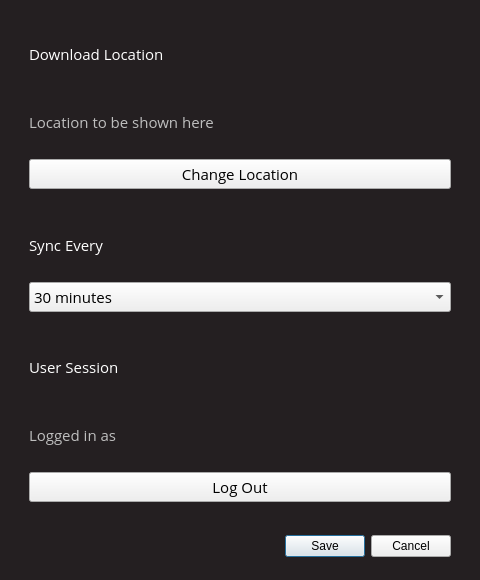
Before: the Qt Designer form blackboard_sync/qt/SettingsWindow.ui in sanjacob/BlackboardSync, drawn with Qt 5.
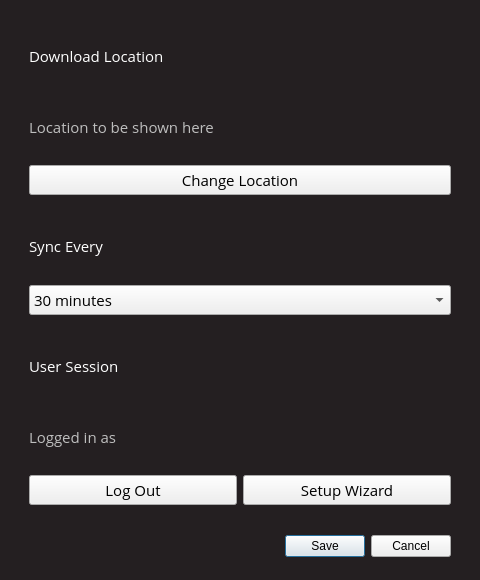
After: the same form once the commit is applied. Icons and pictures are not drawn.

Commit message: Add options to redo setup wizard and fix bug with log out

What changed in the file:
```diff
--- a/blackboard_sync/qt/SettingsWindow.ui
+++ b/blackboard_sync/qt/SettingsWindow.ui
@@ -125,7 +125,7 @@
        <property name="sizeHint" stdset="0">
         <size>
          <width>0</width>
-         <height>18</height>
+         <height>12</height>
         </size>
        </property>
       </spacer>
@@ -182,7 +182,7 @@
        <property name="sizeHint" stdset="0">
         <size>
          <width>0</width>
-         <height>18</height>
+         <height>12</height>
         </size>
        </property>
       </spacer>
@@ -217,6 +217,8 @@
       </widget>
      </item>
      <item>
+      <layout class="QHBoxLayout" name="horizontalLayout_2">
+       <item>
       <widget class="QPushButton" name="log_out_button">
        <property name="font">
         <font>
@@ -230,6 +232,21 @@
       </widget>
      </item>
      <item>
+        <widget class="QPushButton" name="setup_button">
+         <property name="font">
+          <font>
+           <family>Open Sans</family>
+           <pointsize>11</pointsize>
+          </font>
+         </property>
+         <property name="text">
+          <string>Setup Wizard</string>
+         </property>
+        </widget>
+       </item>
+      </layout>
+     </item>
+     <item>
       <spacer name="verticalSpacer_4">
        <property name="orientation">
         <enum>Qt::Vertical</enum>
@@ -240,7 +257,7 @@
        <property name="sizeHint" stdset="0">
         <size>
          <width>0</width>
-         <height>27</height>
+         <height>24</height>
         </size>
        </property>
       </spacer>
```
Lines whose indentation alone changed are shown as unchanged. The commit also changes 3 other files.
